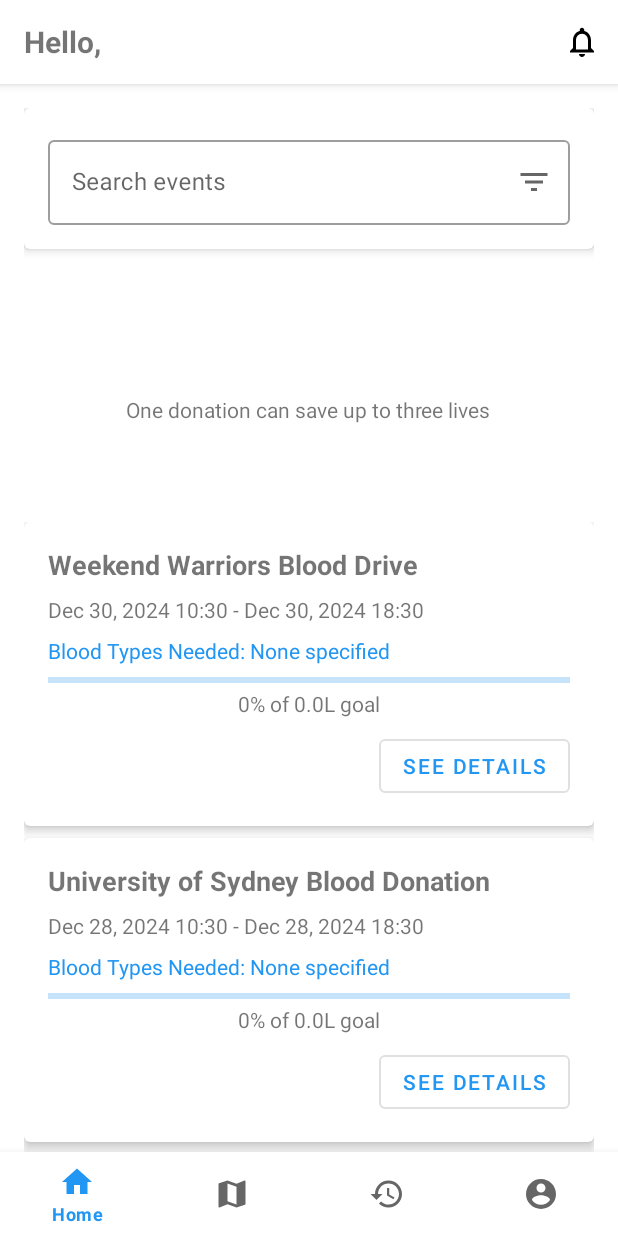
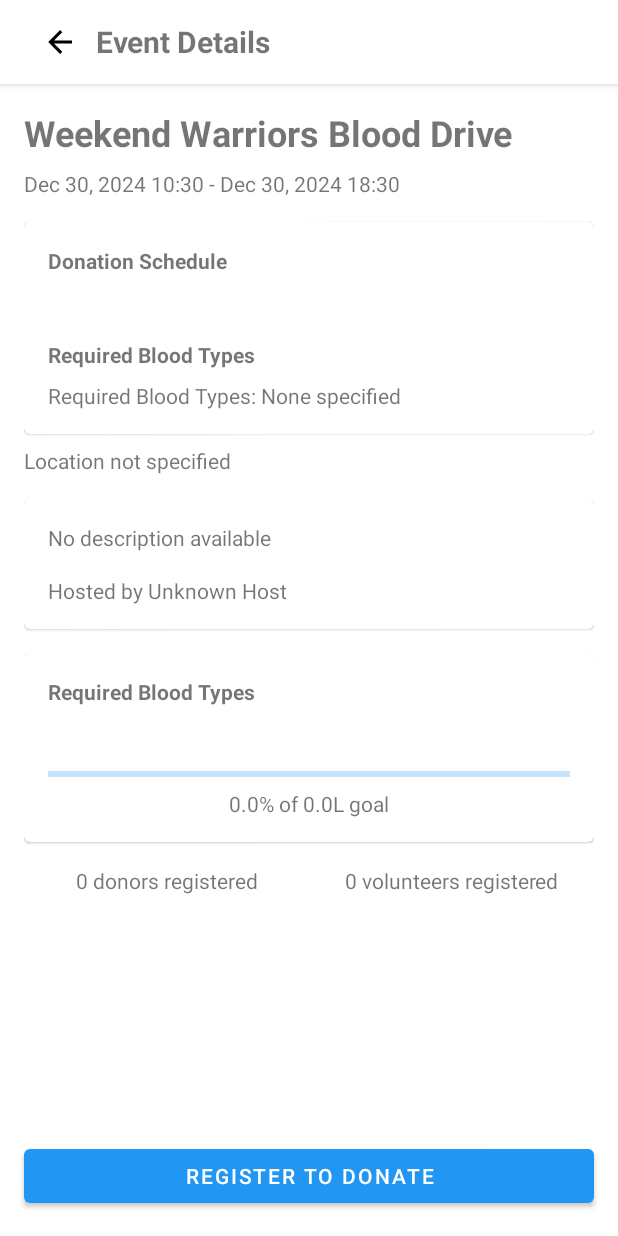
Before and after one commit to Alakinnn/blood-donor, an Android app: the HomeFragment screen opened directly, with no data from a screen before it, after a tap on "SEE DETAILS", on a phone screen of 412 x 824 dp. Run offline under Robolectric (Android 15) with nearby library versions, the phone set to English and light mode, and no system bars.

Commit message:
fixed event details crashing

```diff
--- a/app/src/main/java/com/example/blood_donor/server/services/EventCacheService.java
+++ b/app/src/main/java/com/example/blood_donor/server/services/EventCacheService.java
@@ -2,23 +2,24 @@ package com.example.blood_donor.server.services;
 
 import android.util.LruCache;
 
+import com.example.blood_donor.server.dto.events.EventDetailDTO;
 import com.example.blood_donor.server.models.event.DonationEvent;
 
 import java.util.Optional;
 
 public class EventCacheService {
     private static final int CACHE_SIZE = 100;
-    private final LruCache<String, DonationEvent> detailsCache;
+    private final LruCache<String, EventDetailDTO> detailsCache;
 
     public EventCacheService() {
         detailsCache = new LruCache<>(CACHE_SIZE);
     }
 
-    public void cacheEventDetails(String eventId, DonationEvent event) {
-        detailsCache.put(eventId, event);
+    public void cacheEventDetails(String eventId, EventDetailDTO details) {
+        detailsCache.put(eventId, details);
     }
 
-    public Optional<DonationEvent> getCachedEventDetails(String eventId) {
+    public Optional<EventDetailDTO> getCachedEventDetails(String eventId) {
         return Optional.ofNullable(detailsCache.get(eventId));
     }
 
--- a/app/src/main/java/com/example/blood_donor/server/services/EventService.java
+++ b/app/src/main/java/com/example/blood_donor/server/services/EventService.java
@@ -116,6 +116,35 @@ public class EventService implements IEventService {
                 .contains(bloodType);
     }
 
+    public void cacheEventDetails(EventSummaryDTO summary) {
+        // Convert summary to full event details
+        EventDetailDTO details = new EventDetailDTO(
+                summary.getEventId(),
+                summary.getTitle(),
+                null, // Description will be loaded from DB
+                summary.getStartTime(),
+                summary.getEndTime(),
+                null, // Status will be determined from times
+                null, // Host info will be loaded
+                null, // Host name will be loaded
+                null, // Host phone will be loaded
+                summary.getAddress(),
+                summary.getLatitude(),
+                summary.getLongitude(),
+                null, // Location description will be loaded
+                summary.getRequiredBloodTypes(),
+                summary.getBloodGoal(),
+                summary.getCurrentBloodCollected(),
+                0, // Donor count will be loaded
+                0, // Volunteer count will be loaded
+                summary.getBloodProgress(),
+                summary.getDonationStartTime(),
+                summary.getDonationEndTime()
+        );
+
+        cacheService.cacheEventDetails(summary.getEventId(), details);
+    }
+
     @Override
     public ApiResponse<List<EventSummaryDTO>> getEventSummaries(EventQueryDTO query) {
         try {
@@ -166,38 +195,68 @@ public class EventService implements IEventService {
     @Override
     public ApiResponse<EventDetailDTO> getEventDetails(String eventId, String userId) {
         try {
+            if (eventId == null) {
+                Log.e("EventService", "Attempted to get details for null event ID");
+                return ApiResponse.error(ErrorCode.INVALID_INPUT, "Event ID cannot be null");
+            }
+
             Log.d("EventService", "Fetching event with ID: " + eventId);
 
-            DonationEvent event = cacheService.getCachedEventDetails(eventId)
-                    .orElseGet(() -> {
-                        try {
-                            Optional<DonationEvent> eventOpt = eventRepository.findById(eventId);
-                            if (!eventOpt.isPresent()) {
-                                Log.e("EventService", "Event not found in database");
-                                throw new RuntimeException(new AppException(
-                                        ErrorCode.INVALID_INPUT,
-                                        "Event not found"
-                                ));
-                            }
-                            return eventOpt.get();
-                        } catch (AppException e) {
-                            throw new RuntimeException(e);
-                        }
-                    });
+            // First check cache
+            Optional<EventDetailDTO> cachedEvent = cacheService.getCachedEventDetails(eventId);
+            if (cachedEvent.isPresent()) {
+                EventDetailDTO cached = cachedEvent.get();
+                // Only try to load host details if we have a host ID
+                if (cached.getHostId() != null && (cached.getHostName() == null || cached.getHostPhoneNumber() == null)) {
+                    try {
+                        Optional<User> hostOpt = userRepository.findById(cached.getHostId());
+                        hostOpt.ifPresent(host -> {
+                            cached.setHostName(host.getFullName());
+                            cached.setHostPhoneNumber(host.getPhoneNumber());
+                        });
+                    } catch (AppException e) {
+                        Log.w("EventService", "Could not load host details for cached event", e);
+                    }
+                }
+                return ApiResponse.success(cached);
+            }
 
-            Log.d("EventService", "Found event: " + event.getTitle());
+            // Load from database with full error logging
+            Optional<DonationEvent> eventOpt = eventRepository.findById(eventId);
+            if (!eventOpt.isPresent()) {
+                Log.w("EventService", "Event not found in database: " + eventId);
+                return ApiResponse.error(ErrorCode.INVALID_INPUT, "Event not found");
+            }
 
-            User host = userRepository.findById(event.getHostId())
-                    .orElseThrow(() -> {
-                        Log.e("EventService", "Host not found for event: " + eventId);
-                        return new AppException(ErrorCode.DATABASE_ERROR, "Host not found");
-                    });
+            DonationEvent event = eventOpt.get();
 
-            Log.d("EventService", "Found host: " + host.getFullName());
+            // Load host information with null check
+            String hostId = event.getHostId();
+            if (hostId == null) {
+                Log.w("EventService", "Event has no host ID: " + eventId);
+                return ApiResponse.error(ErrorCode.DATABASE_ERROR, "Event has no host information");
+            }
 
-            int donorCount = registrationRepository.getRegistrationCount(eventId, RegistrationType.DONOR);
-            int volunteerCount = registrationRepository.getRegistrationCount(eventId, RegistrationType.VOLUNTEER);
+            Optional<User> hostOpt = userRepository.findById(hostId);
+            if (!hostOpt.isPresent()) {
+                Log.w("EventService", "Host not found for event: " + eventId + ", host ID: " + hostId);
+                return ApiResponse.error(ErrorCode.DATABASE_ERROR, "Host information not found");
+            }
 
+            User host = hostOpt.get();
+
+            // Get registration counts with error handling
+            int donorCount = 0;
+            int volunteerCount = 0;
+            try {
+                donorCount = registrationRepository.getRegistrationCount(eventId, RegistrationType.DONOR);
+                volunteerCount = registrationRepository.getRegistrationCount(eventId, RegistrationType.VOLUNTEER);
+            } catch (AppException e) {
+                Log.w("EventService", "Error getting registration counts", e);
+                // Continue with 0 counts rather than failing
+            }
+
+            // Convert blood requirements to progress list
             List<BloodTypeProgress> bloodProgress = event.getBloodRequirements().values().stream()
                     .map(req -> new BloodTypeProgress(
                             req.getTargetAmount(),
@@ -205,7 +264,8 @@ public class EventService implements IEventService {
                     ))
                     .collect(Collectors.toList());
 
-            EventDetailDTO dto = new EventDetailDTO(
+            // Create full event details
+            EventDetailDTO details = new EventDetailDTO(
                     event.getEventId(),
                     event.getTitle(),
                     event.getDescription(),
@@ -225,16 +285,22 @@ public class EventService implements IEventService {
                     donorCount,
                     volunteerCount,
                     bloodProgress,
-                    getDonationStartTime(event),
-                    getDonationEndTime(event)
+                    event.getDonationStartTime(),
+                    event.getDonationEndTime()
             );
 
-            Log.d("EventService", "Successfully created DTO for event: " + eventId);
-            return ApiResponse.success(dto);
+            // Cache the details
+            cacheService.cacheEventDetails(eventId, details);
+
+            Log.d("EventService", "Successfully created event details for: " + eventId);
+            return ApiResponse.success(details);
 
         } catch (AppException e) {
-            Log.e("EventService", "Error getting event details", e);
+            Log.e("EventService", "Error getting event details: " + e.getMessage(), e);
             return ApiResponse.error(e.getErrorCode(), e.getMessage());
+        } catch (Exception e) {
+            Log.e("EventService", "Unexpected error getting event details", e);
+            return ApiResponse.error(ErrorCode.INTERNAL_SERVER_ERROR, "An unexpected error occurred");
         }
     }
     // Helper methods for donation hours
--- a/app/src/main/java/com/example/blood_donor/ui/EventDetailsActivity.java
+++ b/app/src/main/java/com/example/blood_donor/ui/EventDetailsActivity.java
@@ -23,6 +23,7 @@ import com.google.android.material.textview.MaterialTextView;
 import java.text.SimpleDateFormat;
 import java.time.format.DateTimeFormatter;
 import java.util.Date;
+import java.util.List;
 import java.util.Locale;
 
 public class EventDetailsActivity extends AppCompatActivity {
@@ -87,63 +88,72 @@ public class EventDetailsActivity extends AppCompatActivity {
         findViewById(R.id.backButton).setOnClickListener(v -> finish());
     }
 
-    private void loadEventDetails() {
-        String userId = AuthManager.getInstance().getUserId();
+    private void updateUI() {
+        if (eventDetails == null) {
+            Log.e("EventDetails", "Attempted to update UI with null event details");
+            Toast.makeText(this, "Error loading event details", Toast.LENGTH_SHORT).show();
+            finish();
+            return;
+        }
 
-        // Add logging
-        Log.d("EventDetails", "Loading event with ID: " + eventId);
+        // Set title with null check
+        titleView.setText(eventDetails.getTitle() != null ?
+                eventDetails.getTitle() : "Untitled Event");
 
-        try {
-            ApiResponse<EventDetailDTO> response = eventService.getEventDetails(eventId, userId);
+        // Format and set date/time with null checks
+        String dateTimeText = String.format("%s - %s",
+                formatDate(eventDetails.getStartTime()),
+                formatDate(eventDetails.getEndTime()));
+        dateTimeView.setText(dateTimeText);
 
-            if (response.isSuccess() && response.getData() != null) {
-                eventDetails = response.getData();
-                updateUI();
-            } else {
-                // Handle error gracefully instead of crashing
-                Toast.makeText(this, "Error loading event: " + response.getMessage(),
-                        Toast.LENGTH_SHORT).show();
-                finish();
+        // Set address with null check
+        addressView.setText(eventDetails.getAddress() != null ?
+                eventDetails.getAddress() : "Location not specified");
+
+        // Set description with null check
+        descriptionView.setText(eventDetails.getDescription() != null ?
+                eventDetails.getDescription() : "No description available");
+
+        // Set host info with null checks
+        String hostInfo = "Hosted by ";
+        if (eventDetails.getHostName() != null) {
+            hostInfo += eventDetails.getHostName();
+            if (eventDetails.getHostPhoneNumber() != null) {
+                hostInfo += "\nContact: " + eventDetails.getHostPhoneNumber();
             }
-        } catch (Exception e) {
-            Log.e("EventDetails", "Error loading event details", e);
-            Toast.makeText(this, "Error loading event details",
-                    Toast.LENGTH_SHORT).show();
-            finish();
+        } else {
+            hostInfo += "Unknown Host";
         }
-    }
+        hostInfoView.setText(hostInfo);
 
-    private void updateUI() {
-        titleView.setText(eventDetails.getTitle());
-        dateTimeView.setText(String.format("%s - %s",
-                dateFormat.format(new Date(eventDetails.getStartTime())),
-                dateFormat.format(new Date(eventDetails.getEndTime()))
-        ));
-        addressView.setText(eventDetails.getAddress());
-        descriptionView.setText(eventDetails.getDescription());
+        // Handle blood types with null check
+        List<String> bloodTypes = eventDetails.getRequiredBloodTypes();
+        String bloodTypeText = "Required Blood Types: ";
+        if (bloodTypes != null && !bloodTypes.isEmpty()) {
+            bloodTypeText += String.join(", ", bloodTypes);
+        } else {
+            bloodTypeText += "None specified";
+        }
+        requiredBloodTypesView.setText(bloodTypeText);
 
-        hostInfoView.setText(String.format("Hosted by %s\nContact: %s",
-                eventDetails.getHostName(),
-                eventDetails.getHostPhoneNumber()
-        ));
-
-        requiredBloodTypesView.setText(String.join(", ",
-                eventDetails.getRequiredBloodTypes()));
-
+        // Set counts with null checks and default values
         donorCountView.setText(String.format(Locale.getDefault(),
                 "%d donors registered", eventDetails.getDonorCount()));
         volunteerCountView.setText(String.format(Locale.getDefault(),
                 "%d volunteers registered", eventDetails.getVolunteerCount()));
 
-        // Set up progress
-        double progress = (eventDetails.getCurrentBloodCollected() /
-                eventDetails.getBloodGoal()) * 100;
+        // Set progress with null checks and bounds checking
+        double progress = 0;
+        if (eventDetails.getBloodGoal() > 0) {
+            progress = (eventDetails.getCurrentBloodCollected() /
+                    eventDetails.getBloodGoal()) * 100;
+        }
         progressBar.setProgress((int) progress);
         progressText.setText(String.format(Locale.getDefault(),
                 "%.1f%% of %.1fL goal",
-                progress, eventDetails.getBloodGoal()
-        ));
-        // Add donation hours display
+                progress, eventDetails.getBloodGoal()));
+
+        // Handle donation hours display with null checks
         if (eventDetails.getDonationStartTime() != null &&
                 eventDetails.getDonationEndTime() != null) {
             String donationHours = String.format("Donation Hours: %s - %s",
@@ -155,12 +165,41 @@ public class EventDetailsActivity extends AppCompatActivity {
             MaterialTextView donationHoursView = findViewById(R.id.donationHours);
             donationHoursView.setText(donationHours);
             donationHoursView.setVisibility(View.VISIBLE);
+        } else {
+            findViewById(R.id.donationHours).setVisibility(View.GONE);
         }
 
-        // Update blood types display
-        String bloodTypes = String.join(", ", eventDetails.getRequiredBloodTypes());
-        requiredBloodTypesView.setText("Required Blood Types: " + bloodTypes);
         setupActionButton();
+    }
+
+    private String formatDate(long timeInMillis) {
+        if (timeInMillis <= 0) {
+            return "Time not specified";
+        }
+        return dateFormat.format(new Date(timeInMillis));
+    }
+
+    private void loadEventDetails() {
+        String userId = AuthManager.getInstance().getUserId();
+        Log.d("EventDetails", "Loading event with ID: " + eventId);
+
+        try {
+            ApiResponse<EventDetailDTO> response = eventService.getEventDetails(eventId, userId);
+
+            if (response.isSuccess() && response.getData() != null) {
+                eventDetails = response.getData();
+                updateUI();
+            } else {
+                String errorMessage = response.getMessage() != null ?
+                        response.getMessage() : "Error loading event details";
+                Toast.makeText(this, errorMessage, Toast.LENGTH_SHORT).show();
+                finish();
+            }
+        } catch (Exception e) {
+            Log.e("EventDetails", "Error loading event details", e);
+            Toast.makeText(this, "Error loading event details", Toast.LENGTH_SHORT).show();
+            finish();
+        }
     }
 
     private void setupActionButton() {
--- a/app/src/main/java/com/example/blood_donor/ui/adapters/EventAdapter.java
+++ b/app/src/main/java/com/example/blood_donor/ui/adapters/EventAdapter.java
@@ -53,7 +53,9 @@ public class EventAdapter extends RecyclerView.Adapter<EventAdapter.EventViewHol
     public int getItemCount() {
         return events.size();
     }
-
+    public EventSummaryDTO getEvent(int position) {
+        return events.get(position);
+    }
     public void addEvents(List<EventSummaryDTO> newEvents) {
         for (EventSummaryDTO event : newEvents) {
             Log.d("EventAdapter", "Adding event: " + event.getEventId() + " - " + event.getTitle());
@@ -101,7 +103,7 @@ public class EventAdapter extends RecyclerView.Adapter<EventAdapter.EventViewHol
 
             detailsButton.setOnClickListener(v -> {
                 if (listener != null) {
-                    listener.onEventClick(event);
+                    listener.onEventClick(events.get(getAdapterPosition()));
                 }
             });
 
--- a/app/src/main/java/com/example/blood_donor/ui/fragments/HomeFragment.java
+++ b/app/src/main/java/com/example/blood_donor/ui/fragments/HomeFragment.java
@@ -91,11 +91,11 @@ public class HomeFragment extends Fragment {
         eventList.setAdapter(eventAdapter);
 
         eventAdapter.setOnEventClickListener(event -> {
-            String eventId = event.getEventId();
-            Log.d("HomeFragment", "Opening event details with ID: " + eventId);
+            // Store the event data in cache before navigation
+            ServiceLocator.getEventService().cacheEventDetails(event);
 
             Intent intent = new Intent(getActivity(), EventDetailsActivity.class);
-            intent.putExtra("eventId", eventId);
+            intent.putExtra("eventId", event.getEventId());
             startActivity(intent);
         });
 
```
Also changed, not shown: app/src/main/java/com/example/blood_donor/server/repositories/UserRepository.java (+7 -0 lines).
